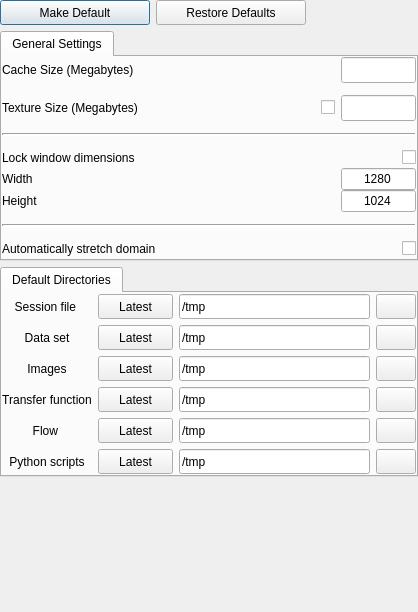
Qt form apps/vaporgui/startupTab.ui (StasJ/vapor-formatted) before a commit.
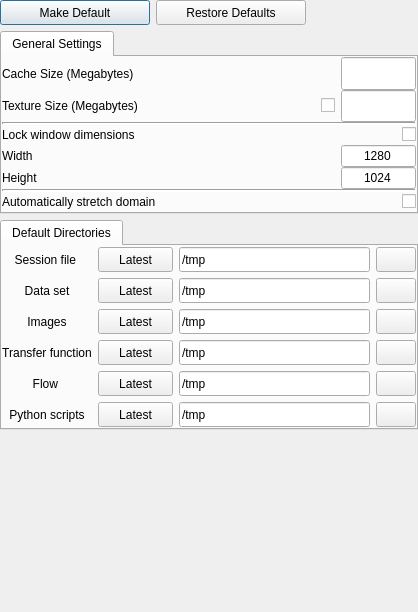
The same form after that commit.

```diff
--- a/apps/vaporgui/startupTab.ui
+++ b/apps/vaporgui/startupTab.ui
@@ -134,7 +134,7 @@
       </attribute>
       <layout class="QVBoxLayout" name="verticalLayout_2">
        <property name="spacing">
-        <number>12</number>
+        <number>0</number>
        </property>
        <property name="leftMargin">
         <number>0</number>
@@ -1032,7 +1032,7 @@
      <property name="sizeHint" stdset="0">
       <size>
        <width>20</width>
-       <height>22</height>
+       <height>80</height>
       </size>
      </property>
     </spacer>
```
Left out of the diff: 2 changed lines with no effect on the pictures.
